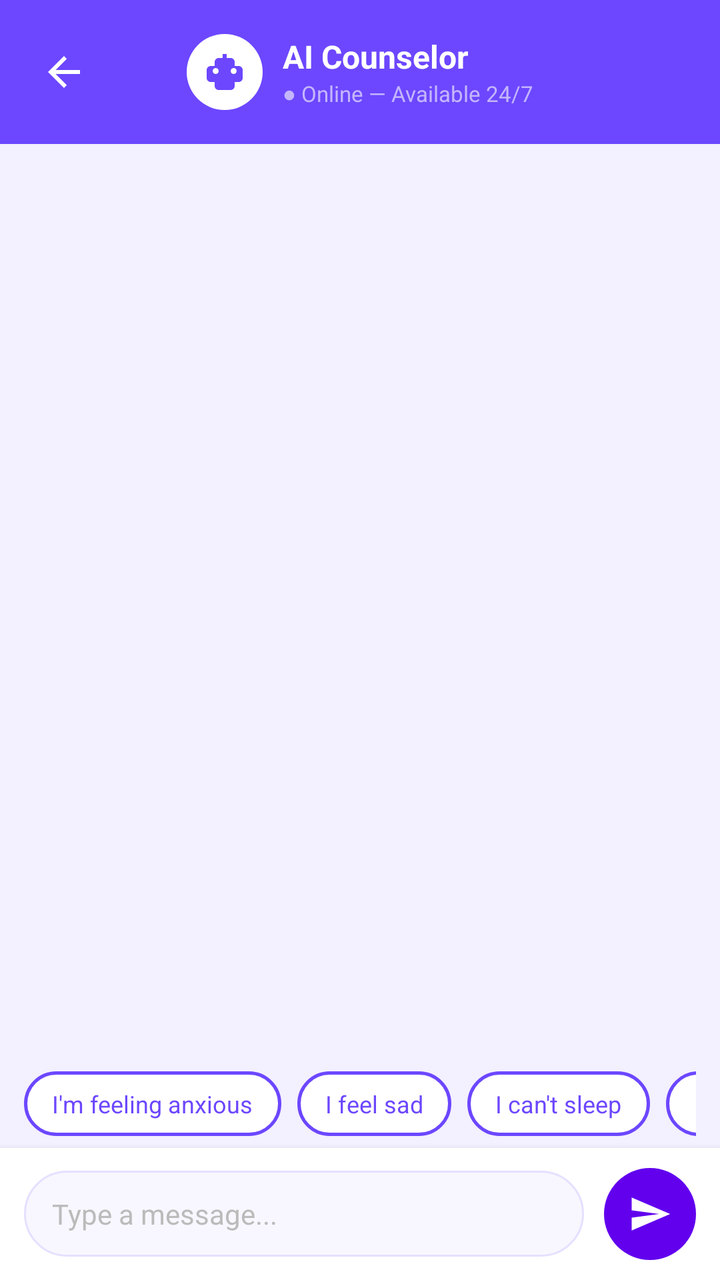
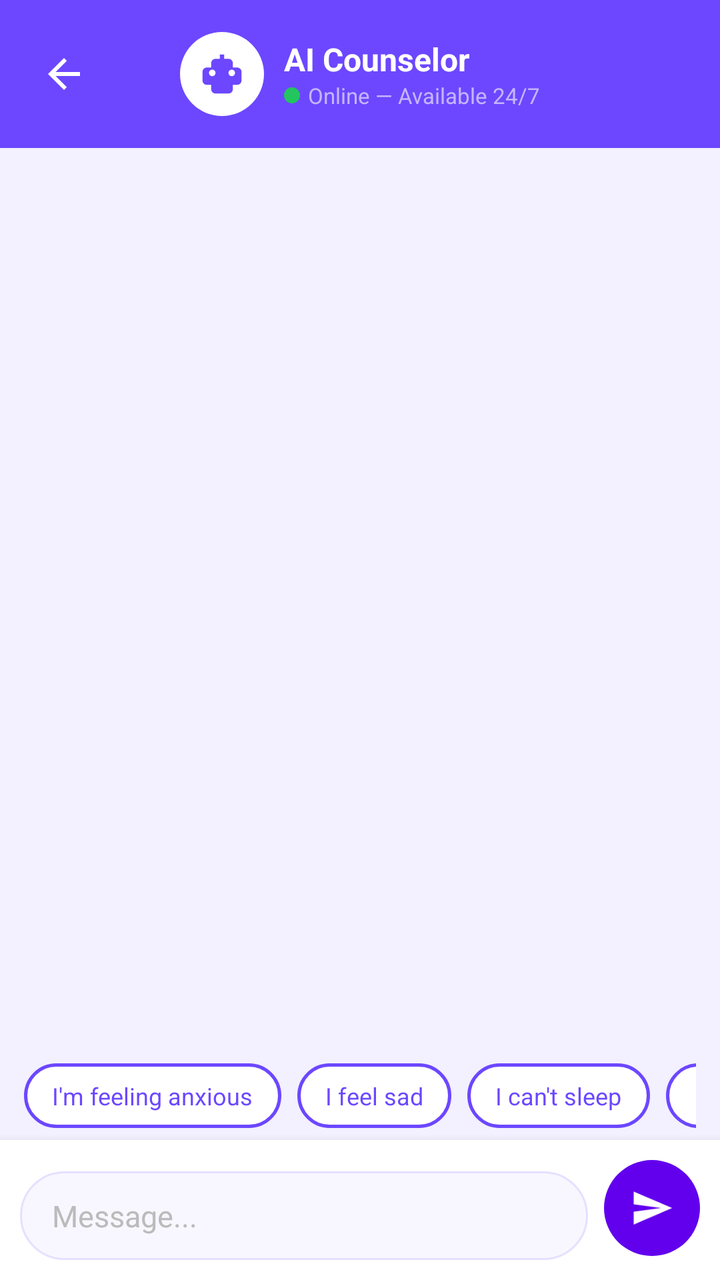

Compare the two renders of this Android layout. The source of the first and the diff that turns it into the second are given below.
<!-- AndroidManifest.xml: application theme Theme.Crises -->
<!-- res/layout/activity_counselor_chat.xml -->
<?xml version="1.0" encoding="utf-8"?>
<LinearLayout xmlns:android="http://schemas.android.com/apk/res/android"
    xmlns:app="http://schemas.android.com/apk/res-auto"
    android:layout_width="match_parent"
    android:layout_height="match_parent"
    android:orientation="vertical"
    android:background="#F3F0FF">

    
    <LinearLayout
        android:layout_width="match_parent"
        android:layout_height="wrap_content"
        android:background="#6C47FF"
        android:orientation="vertical"
        android:paddingTop="16dp"
        android:paddingBottom="16dp">

        <RelativeLayout
            android:layout_width="match_parent"
            android:layout_height="wrap_content"
            android:paddingStart="12dp"
            android:paddingEnd="12dp">

            <ImageButton
                android:id="@+id/btnBack"
                android:layout_width="40dp"
                android:layout_height="40dp"
                android:layout_centerVertical="true"
                android:background="?attr/selectableItemBackgroundBorderless"
                android:src="@drawable/ic_arrow_back"
                app:tint="#FFFFFF"
                android:contentDescription="Back" />

            <LinearLayout
                android:layout_width="wrap_content"
                android:layout_height="wrap_content"
                android:layout_centerInParent="true"
                android:orientation="horizontal"
                android:gravity="center_vertical">

                
                <FrameLayout
                    android:layout_width="38dp"
                    android:layout_height="38dp"
                    android:background="@drawable/circle_white_bg">
                    <ImageView
                        android:layout_width="24dp"
                        android:layout_height="24dp"
                        android:layout_gravity="center"
                        android:src="@drawable/ic_robot"
                        app:tint="#6C47FF"
                        android:contentDescription="AI" />
                </FrameLayout>

                <LinearLayout
                    android:layout_width="wrap_content"
                    android:layout_height="wrap_content"
                    android:orientation="vertical"
                    android:paddingStart="10dp">

                    <TextView
                        android:layout_width="wrap_content"
                        android:layout_height="wrap_content"
                        android:text="AI Counselor"
                        android:textColor="#FFFFFF"
                        android:textSize="16sp"
                        android:textStyle="bold" />

                    <TextView
                        android:layout_width="wrap_content"
                        android:layout_height="wrap_content"
                        android:text="● Online — Available 24/7"
                        android:textColor="#C4B5FD"
                        android:textSize="11sp" />
                </LinearLayout>
            </LinearLayout>
        </RelativeLayout>
    </LinearLayout>

    
    <androidx.recyclerview.widget.RecyclerView
        android:id="@+id/rvMessages"
        android:layout_width="match_parent"
        android:layout_height="0dp"
        android:layout_weight="1"
        android:padding="12dp"
        android:clipToPadding="false"
        android:scrollbars="none" />

    
    <LinearLayout
        android:id="@+id/layoutTyping"
        android:layout_width="wrap_content"
        android:layout_height="wrap_content"
        android:orientation="horizontal"
        android:paddingStart="16dp"
        android:paddingBottom="4dp"
        android:gravity="center_vertical"
        android:visibility="gone">

        <TextView
            android:layout_width="wrap_content"
            android:layout_height="wrap_content"
            android:text="AI Counselor is typing"
            android:textSize="12sp"
            android:textColor="#888888"
            android:textStyle="italic" />

        <View
            android:layout_width="6dp"
            android:layout_height="6dp"
            android:layout_marginStart="4dp"
            android:background="@drawable/circle_purple_bg"
            android:alpha="0.6" />
    </LinearLayout>

    
    <HorizontalScrollView
        android:id="@+id/scrollSuggestions"
        android:layout_width="match_parent"
        android:layout_height="wrap_content"
        android:scrollbars="none"
        android:paddingStart="12dp"
        android:paddingEnd="12dp"
        android:paddingBottom="6dp">

        <LinearLayout
            android:id="@+id/layoutSuggestions"
            android:layout_width="wrap_content"
            android:layout_height="wrap_content"
            android:orientation="horizontal">

            <TextView
                android:id="@+id/suggestionAnxiety"
                android:layout_width="wrap_content"
                android:layout_height="wrap_content"
                android:text="I'm feeling anxious"
                android:background="@drawable/chip_outline_bg"
                android:textColor="#6C47FF"
                android:textSize="12sp"
                android:paddingStart="14dp"
                android:paddingEnd="14dp"
                android:paddingTop="8dp"
                android:paddingBottom="8dp"
                android:layout_marginEnd="8dp"
                android:clickable="true"
                android:focusable="true" />

            <TextView
                android:id="@+id/suggestionSad"
                android:layout_width="wrap_content"
                android:layout_height="wrap_content"
                android:text="I feel sad"
                android:background="@drawable/chip_outline_bg"
                android:textColor="#6C47FF"
                android:textSize="12sp"
                android:paddingStart="14dp"
                android:paddingEnd="14dp"
                android:paddingTop="8dp"
                android:paddingBottom="8dp"
                android:layout_marginEnd="8dp"
                android:clickable="true"
                android:focusable="true" />

            <TextView
                android:id="@+id/suggestionStress"
                android:layout_width="wrap_content"
                android:layout_height="wrap_content"
                android:text="I can't sleep"
                android:background="@drawable/chip_outline_bg"
                android:textColor="#6C47FF"
                android:textSize="12sp"
                android:paddingStart="14dp"
                android:paddingEnd="14dp"
                android:paddingTop="8dp"
                android:paddingBottom="8dp"
                android:layout_marginEnd="8dp"
                android:clickable="true"
                android:focusable="true" />

            <TextView
                android:id="@+id/suggestionLonely"
                android:layout_width="wrap_content"
                android:layout_height="wrap_content"
                android:text="I feel lonely"
                android:background="@drawable/chip_outline_bg"
                android:textColor="#6C47FF"
                android:textSize="12sp"
                android:paddingStart="14dp"
                android:paddingEnd="14dp"
                android:paddingTop="8dp"
                android:paddingBottom="8dp"
                android:clickable="true"
                android:focusable="true" />
        </LinearLayout>
    </HorizontalScrollView>

    
    <LinearLayout
        android:layout_width="match_parent"
        android:layout_height="wrap_content"
        android:orientation="horizontal"
        android:background="#FFFFFF"
        android:paddingStart="12dp"
        android:paddingEnd="12dp"
        android:paddingTop="10dp"
        android:paddingBottom="10dp"
        android:gravity="center_vertical"
        android:elevation="6dp">

        <EditText
            android:id="@+id/etMessage"
            android:layout_width="0dp"
            android:layout_height="wrap_content"
            android:layout_weight="1"
            android:background="@drawable/input_bg"
            android:hint="Type a message..."
            android:textColorHint="#BBBBBB"
            android:textColor="#1A1A2E"
            android:textSize="14sp"
            android:paddingStart="14dp"
            android:paddingEnd="14dp"
            android:paddingTop="12dp"
            android:paddingBottom="12dp"
            android:inputType="textMultiLine"
            android:maxLines="4"
            android:minLines="1" />

        <FrameLayout
            android:id="@+id/btnSend"
            android:layout_width="46dp"
            android:layout_height="46dp"
            android:layout_marginStart="10dp"
            android:background="@drawable/circle_purple_bg"
            android:clickable="true"
            android:focusable="true">

            <ImageView
                android:layout_width="22dp"
                android:layout_height="22dp"
                android:layout_gravity="center"
                android:src="@drawable/ic_send"
                app:tint="#FFFFFF"
                android:contentDescription="Send" />
        </FrameLayout>
    </LinearLayout>

</LinearLayout>
<!-- resources referenced by this layout -->
<resources>
  <!-- drawable chip_outline_bg (drawable) -->
  <?xml version="1.0" encoding="utf-8"?>
  <selector xmlns:android="http://schemas.android.com/apk/res/android">
      <item android:state_pressed="true">
          <shape android:shape="rectangle">
              <solid android:color="#EDE8FF" />
              <corners android:radius="20dp" />
              <stroke
                  android:width="1.5dp"
                  android:color="#6C47FF" />
          </shape>
      </item>
      <item>
          <shape android:shape="rectangle">
              <solid android:color="#FFFFFF" />
              <corners android:radius="20dp" />
              <stroke
                  android:width="1.5dp"
                  android:color="#6C47FF" />
          </shape>
      </item>
  </selector>
  <!-- drawable circle_purple_bg (drawable) -->
  <?xml version="1.0" encoding="utf-8"?>
  <shape xmlns:android="http://schemas.android.com/apk/res/android"
      android:shape="oval">
      <solid android:color="#6200EE" />
  </shape>
  <!-- drawable circle_white_bg (drawable) -->
  <?xml version="1.0" encoding="utf-8"?>
  <shape xmlns:android="http://schemas.android.com/apk/res/android"
      android:shape="oval">
      <solid android:color="#FFFFFF" />
  </shape>
  <!-- drawable ic_arrow_back (drawable) -->
  <vector xmlns:android="http://schemas.android.com/apk/res/android"
      android:width="24dp"
      android:height="24dp"
      android:viewportWidth="24"
      android:viewportHeight="24">
      <path
          android:fillColor="#FF000000"
          android:pathData="M20,11H7.83l5.59,-5.59L12,4l-8,8 8,8 1.41,-1.41L7.83,13H20v-2z"/>
  </vector>
  <!-- drawable ic_robot (drawable) -->
  <vector xmlns:android="http://schemas.android.com/apk/res/android"
      android:width="24dp"
      android:height="24dp"
      android:viewportWidth="24"
      android:viewportHeight="24">
      <path
          android:fillColor="#FFFFFFFF"
          android:pathData="M19,9h-2V7c0,-1.1 -0.9,-2 -2,-2h-2V3h-2v2H9C7.9,5 7,5.9 7,7v2H5c-1.1,0 -2,0.9 -2,2v4c0,1.1 0.9,2 2,2h2v2c0,1.1 0.9,2 2,2h6c1.1,0 2,-0.9 2,-2v-2h2c1.1,0 2,-0.9 2,-2v-4c0,-1.1 -0.9,-2 -2,-2zM7.5,13c-0.83,0 -1.5,-0.67 -1.5,-1.5S6.67,10 7.5,10s1.5,0.67 1.5,1.5S8.33,13 7.5,13zM16.5,13c-0.83,0 -1.5,-0.67 -1.5,-1.5s0.67,-1.5 1.5,-1.5 1.5,0.67 1.5,1.5 -0.67,1.5 -1.5,1.5z"/>
  </vector>
  <!-- drawable ic_send (drawable) -->
  <vector xmlns:android="http://schemas.android.com/apk/res/android"
      android:width="24dp"
      android:height="24dp"
      android:viewportWidth="24"
      android:viewportHeight="24">
      <path
          android:fillColor="#FF000000"
          android:pathData="M2.01,21L23,12 2.01,3 2,10l15,2 -15,2z"/>
  </vector>
  <!-- drawable input_bg (drawable) -->
  <?xml version="1.0" encoding="utf-8"?>
  <selector xmlns:android="http://schemas.android.com/apk/res/android">
      <item android:state_focused="true">
          <shape android:shape="rectangle">
              <solid android:color="#F8F7FF" />
              <corners android:radius="24dp" />
              <stroke
                  android:width="2dp"
                  android:color="#6C47FF" />
          </shape>
      </item>
      <item>
          <shape android:shape="rectangle">
              <solid android:color="#F8F7FF" />
              <corners android:radius="24dp" />
              <stroke
                  android:width="1dp"
                  android:color="#E5E0FF" />
          </shape>
      </item>
  </selector>
  <style name="Theme.Crises" parent="Base.Theme.Crises" />
  <style name="Base.Theme.Crises" parent="Theme.Material3.DayNight.NoActionBar">
  
      </style>
</resources>

<!-- the commit's change to res/layout/activity_counselor_chat.xml (unified diff, before → after) -->
@@ -4,7 +4,8 @@
     android:layout_width="match_parent"
     android:layout_height="match_parent"
     android:orientation="vertical"
-    android:background="#F3F0FF">
+    android:background="#F3F0FF"
+    android:fitsSystemWindows="true">
 
     
     <LinearLayout
@@ -40,12 +41,12 @@
 
                 
                 <FrameLayout
-                    android:layout_width="38dp"
-                    android:layout_height="38dp"
+                    android:layout_width="42dp"
+                    android:layout_height="42dp"
                     android:background="@drawable/circle_white_bg">
                     <ImageView
-                        android:layout_width="24dp"
-                        android:layout_height="24dp"
+                        android:layout_width="26dp"
+                        android:layout_height="26dp"
                         android:layout_gravity="center"
                         android:src="@drawable/ic_robot"
                         app:tint="#6C47FF"
@@ -66,12 +67,25 @@
                         android:textSize="16sp"
                         android:textStyle="bold" />
 
-                    <TextView
+                    <LinearLayout
                         android:layout_width="wrap_content"
                         android:layout_height="wrap_content"
-                        android:text="● Online — Available 24/7"
-                        android:textColor="#C4B5FD"
-                        android:textSize="11sp" />
+                        android:orientation="horizontal"
+                        android:gravity="center_vertical">
+
+                        <View
+                            android:layout_width="8dp"
+                            android:layout_height="8dp"
+                            android:background="@drawable/circle_green_bg"
+                            android:layout_marginEnd="4dp"/>
+
+                        <TextView
+                            android:layout_width="wrap_content"
+                            android:layout_height="wrap_content"
+                            android:text="Online — Available 24/7"
+                            android:textColor="#C4B5FD"
+                            android:textSize="11sp" />
+                    </LinearLayout>
                 </LinearLayout>
             </LinearLayout>
         </RelativeLayout>
@@ -94,24 +108,25 @@
         android:layout_height="wrap_content"
         android:orientation="horizontal"
         android:paddingStart="16dp"
+        android:paddingTop="4dp"
         android:paddingBottom="4dp"
         android:gravity="center_vertical"
         android:visibility="gone">
 
+        <View
+            android:layout_width="8dp"
+            android:layout_height="8dp"
+            android:background="@drawable/circle_purple_bg"
+            android:alpha="0.6"
+            android:layout_marginEnd="6dp"/>
+
         <TextView
             android:layout_width="wrap_content"
             android:layout_height="wrap_content"
-            android:text="AI Counselor is typing"
+            android:text="AI Counselor is typing..."
             android:textSize="12sp"
             android:textColor="#888888"
             android:textStyle="italic" />
-
-        <View
-            android:layout_width="6dp"
-            android:layout_height="6dp"
-            android:layout_marginStart="4dp"
-            android:background="@drawable/circle_purple_bg"
-            android:alpha="0.6" />
     </LinearLayout>
 
     
@@ -122,10 +137,10 @@
         android:scrollbars="none"
         android:paddingStart="12dp"
         android:paddingEnd="12dp"
+        android:paddingTop="6dp"
         android:paddingBottom="6dp">
 
         <LinearLayout
-            android:id="@+id/layoutSuggestions"
             android:layout_width="wrap_content"
             android:layout_height="wrap_content"
             android:orientation="horizontal">
@@ -201,12 +216,12 @@
         android:layout_height="wrap_content"
         android:orientation="horizontal"
         android:background="#FFFFFF"
-        android:paddingStart="12dp"
-        android:paddingEnd="12dp"
+        android:paddingStart="10dp"
+        android:paddingEnd="10dp"
         android:paddingTop="10dp"
         android:paddingBottom="10dp"
-        android:gravity="center_vertical"
-        android:elevation="6dp">
+        android:gravity="bottom"
+        android:elevation="8dp">
 
         <EditText
             android:id="@+id/etMessage"
@@ -214,23 +229,27 @@
             android:layout_height="wrap_content"
             android:layout_weight="1"
             android:background="@drawable/input_bg"
-            android:hint="Type a message..."
+            android:hint="Message..."
             android:textColorHint="#BBBBBB"
             android:textColor="#1A1A2E"
-            android:textSize="14sp"
-            android:paddingStart="14dp"
-            android:paddingEnd="14dp"
+            android:textSize="15sp"
+            android:paddingStart="16dp"
+            android:paddingEnd="16dp"
             android:paddingTop="12dp"
             android:paddingBottom="12dp"
-            android:inputType="textMultiLine"
-            android:maxLines="4"
-            android:minLines="1" />
+            android:inputType="textMultiLine|textCapSentences"
+            android:maxLines="6"
+            android:minLines="1"
+            android:scrollbars="vertical"
+            android:gravity="center_vertical"
+            android:lineSpacingExtra="2dp" />
 
         <FrameLayout
             android:id="@+id/btnSend"
-            android:layout_width="46dp"
-            android:layout_height="46dp"
-            android:layout_marginStart="10dp"
+            android:layout_width="48dp"
+            android:layout_height="48dp"
+            android:layout_marginStart="8dp"
+            android:layout_marginBottom="2dp"
             android:background="@drawable/circle_purple_bg"
             android:clickable="true"
             android:focusable="true">
<!-- resource entries referenced after the edit -->
@@ -22,6 +22,12 @@
           </shape>
       </item>
   </selector>
+  <!-- drawable circle_green_bg (drawable) -->
+  <?xml version="1.0" encoding="utf-8"?>
+  <shape xmlns:android="http://schemas.android.com/apk/res/android"
+      android:shape="oval">
+      <solid android:color="#22C55E" />
+  </shape>
   <!-- drawable circle_purple_bg (drawable) -->
   <?xml version="1.0" encoding="utf-8"?>
   <shape xmlns:android="http://schemas.android.com/apk/res/android"
